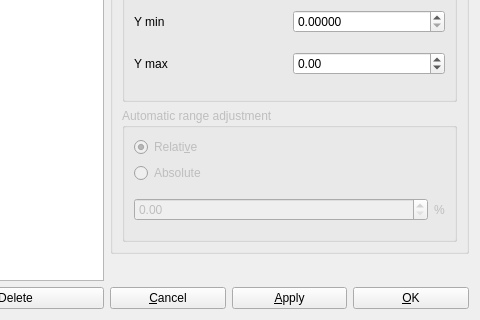
Before: the Qt Designer form forms/changegraphdialog.ui in potolog/UDPLogger, drawn with Qt 5; both pictures show x 267 to 747 and y 301 to 621 of the 747 by 621 pixel window.
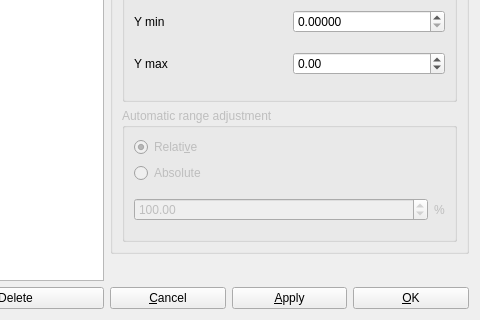
After: the same form once the commit is applied.

Commit message: use QSharedPointers to give qcustomplot access to the data, instead the direct value

```diff
--- a/forms/changegraphdialog.ui
+++ b/forms/changegraphdialog.ui
@@ -294,7 +294,14 @@
              <item>
               <layout class="QHBoxLayout" name="horizontalLayout_9">
                <item>
-                <widget class="QDoubleSpinBox" name="spinbox_range_adjustment"/>
+                <widget class="QDoubleSpinBox" name="spinbox_range_adjustment">
+                 <property name="maximum">
+                  <double>1000.000000000000000</double>
+                 </property>
+                 <property name="value">
+                  <double>100.000000000000000</double>
+                 </property>
+                </widget>
                </item>
                <item>
                 <widget class="QLabel" name="label_7">
```
Left out of the diff: 14 changed lines with no effect on the pictures. The commit also changes 13 other files.
